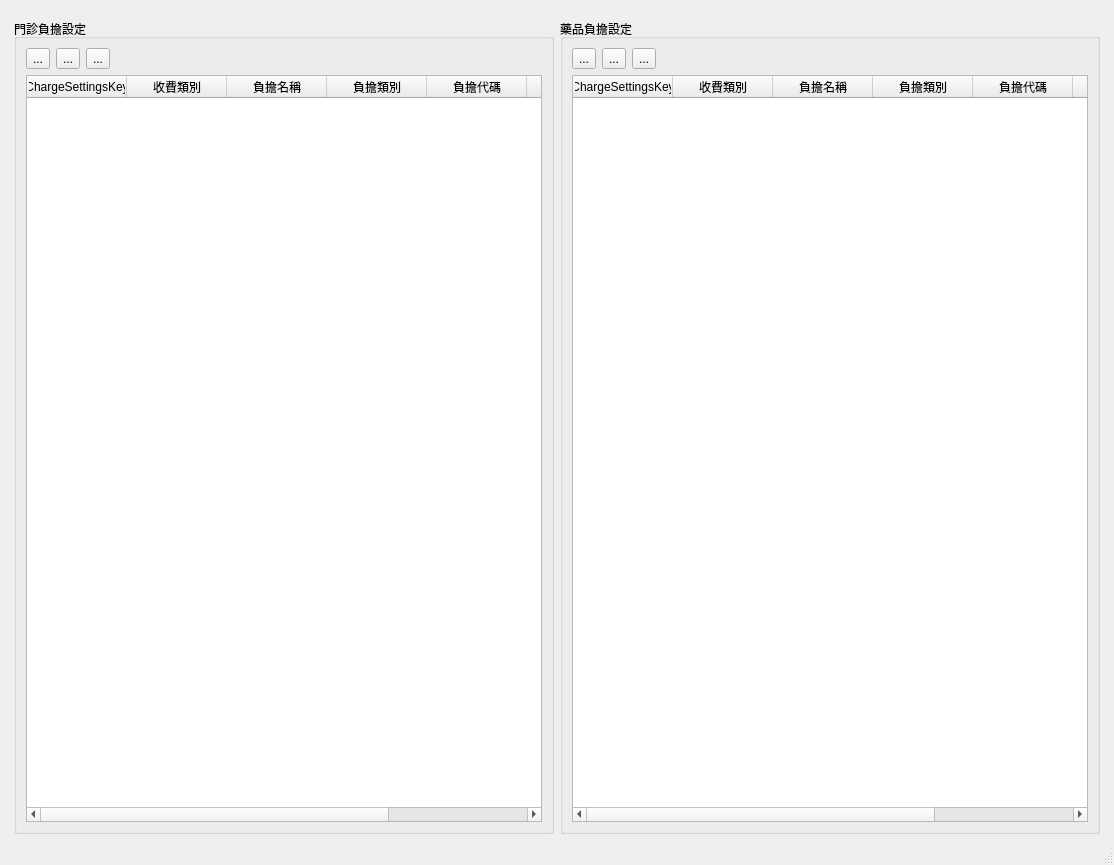
The window that ui/charge_settings_share.ui (picacat/pyMedical) describes before a commit, drawn with Qt 5.
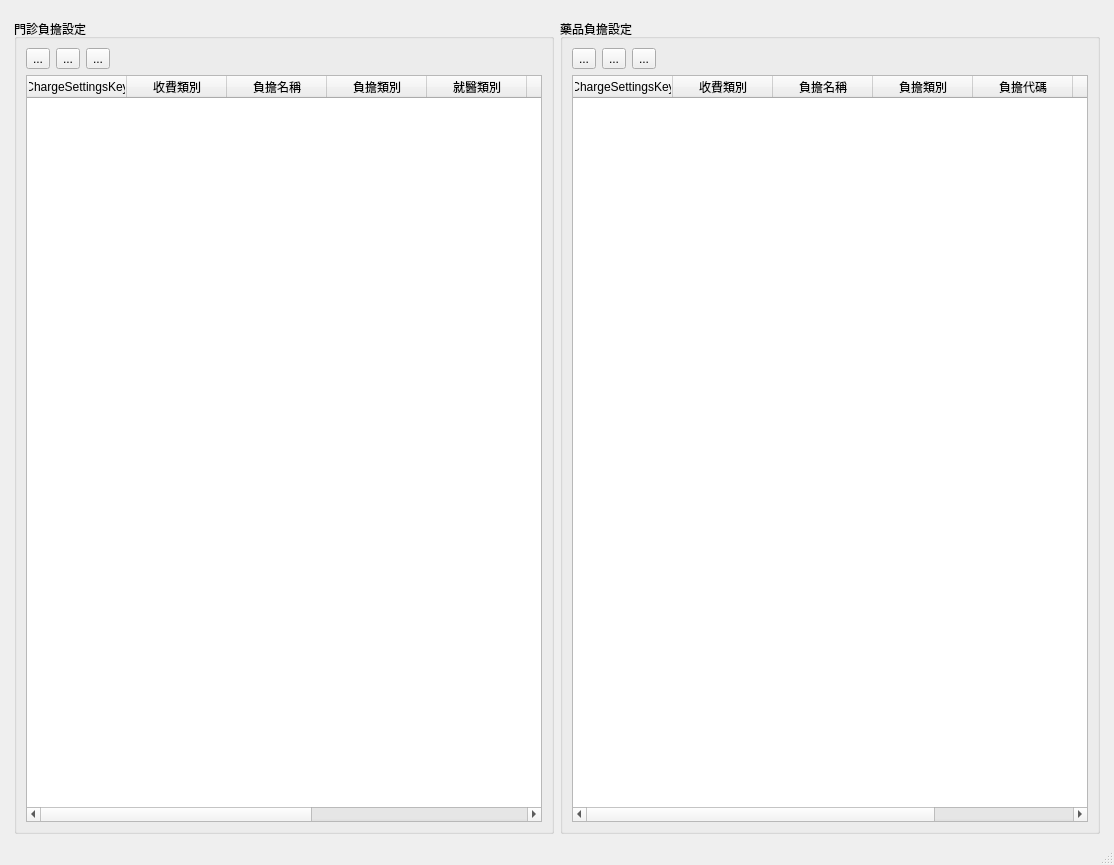
The same window after the commit. Icons and pictures are not drawn.

Patch:
```diff
--- a/ui/charge_settings_share.ui
+++ b/ui/charge_settings_share.ui
@@ -115,6 +115,16 @@
                <string>負擔類別</string>
               </property>
              </column>
+             <column>
+              <property name="text">
+               <string>就醫類別</string>
+              </property>
+             </column>
+             <column>
+              <property name="text">
+               <string>療程</string>
+              </property>
+             </column>
              <column>
               <property name="text">
                <string>負擔代碼</string>
```
